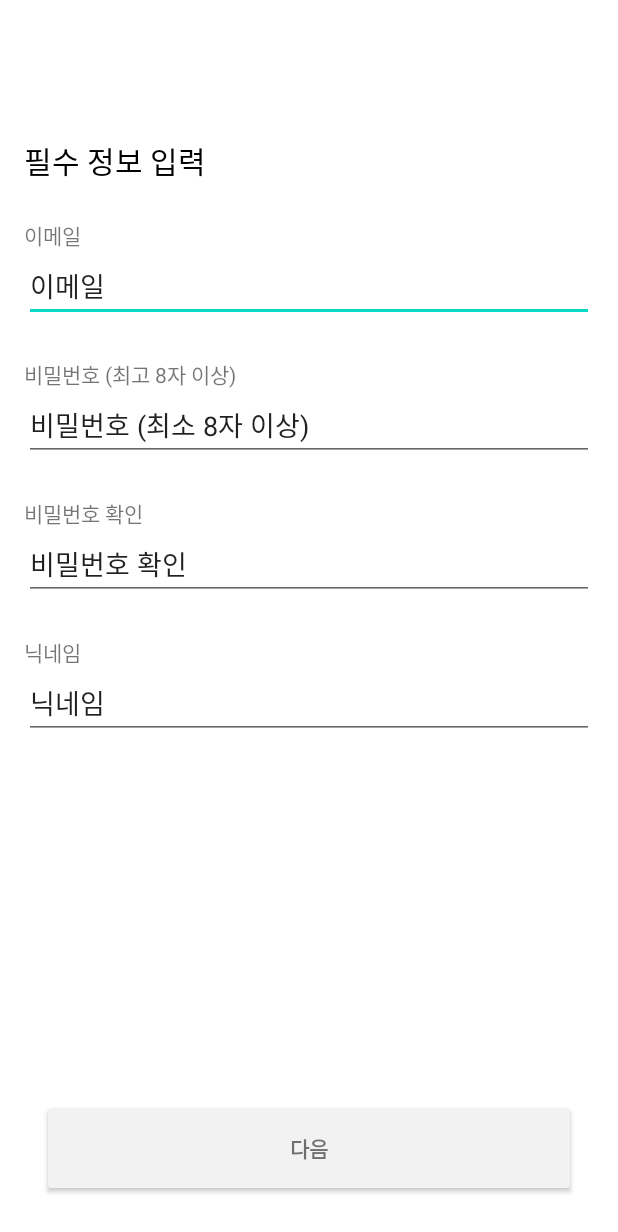
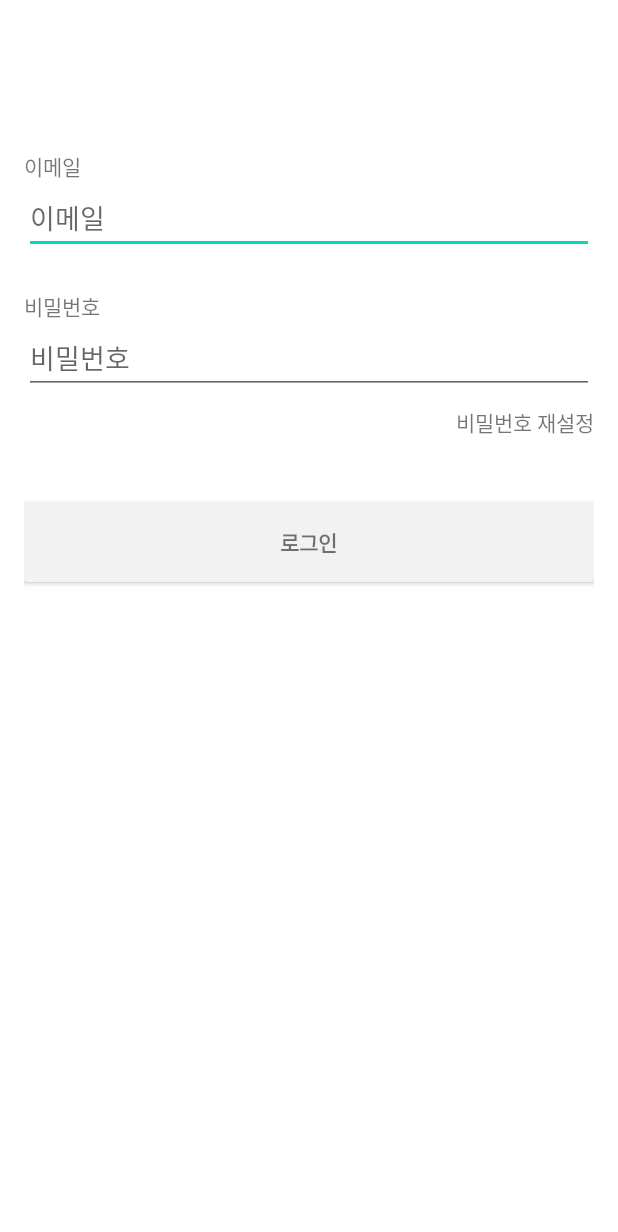
Before and after one commit to skye3870/how-about-here, an Android app: the layout activity_login_email.xml on its own in the app's theme, with its tools: preview values and no code run, on a phone screen of 412 x 824 dp. Shown: the top 1232 px of the screen. Run offline under Robolectric (Android 15) with nearby library versions, the light colour scheme and no system bars.

Commit message:
210316 commit

```diff
--- a/app/src/main/AndroidManifest.xml
+++ b/app/src/main/AndroidManifest.xml
@@ -41,7 +41,7 @@
         <activity android:name=".src.main.my.JoinAgreeActivity"/>
         <activity android:name=".src.main.my.JoinFormActivity"/>
         <activity android:name=".src.main.my.JoinSuccessActivity"/>
-
+        <activity android:name=".src.main.my.LoginEmailActivity"/>
         <meta-data android:name="com.kakao.sdk.AppKey"
             android:value="@string/kakao_app_key" />
     </application>
--- a/app/src/main/java/com/example/how_about_here/src/main/home/HomeFragment.kt
+++ b/app/src/main/java/com/example/how_about_here/src/main/home/HomeFragment.kt
@@ -21,7 +21,7 @@ class HomeFragment :
         super.onViewCreated(view, savedInstanceState)
 
         binding.homeHotel.setOnClickListener { view ->
-            Log.d("home_hotel", "Selected")
+
 
 
         }
--- a/app/src/main/java/com/example/how_about_here/src/main/my/JoinLoginActivity.kt
+++ b/app/src/main/java/com/example/how_about_here/src/main/my/JoinLoginActivity.kt
@@ -20,12 +20,7 @@ class JoinLoginActivity : BaseActivity<ActivityJoinLoginBinding>(ActivityJoinLog
 
     override fun onCreate(savedInstanceState: Bundle?) {
         super.onCreate(savedInstanceState)
-        binding.joinEmail.setOnClickListener(){
-            //이메일로 가입
-            val intent = Intent(this, JoinAgreeActivity::class.java)
-            startActivity(intent)
-            finish()
-        }
+
             //카카오 초기화
             KakaoSdk.init(this, "7ac7170e8621f04617fcd208ce7d9eb3")
             //카카오로그인 연동
@@ -101,7 +96,18 @@ class JoinLoginActivity : BaseActivity<ActivityJoinLoginBinding>(ActivityJoinLog
                 LoginClient.instance.loginWithKakaoAccount(this, callback = callback)
                 //}
             }
-
+            binding.joinEmail.setOnClickListener(){
+            //이메일로 가입
+            val intent = Intent(this, JoinAgreeActivity::class.java)
+            startActivity(intent)
+            finish()
+            }
+        binding.myBtnLoginEmail.setOnClickListener(){
+            //이메일로 로그인
+            val intent = Intent(this, LoginEmailActivity::class.java)
+            startActivity(intent)
+            finish()
+        }
 
     }
 
--- /dev/null
+++ b/app/src/main/java/com/example/how_about_here/src/main/my/LoginEmailActivity.kt
@@ -0,0 +1,23 @@
+package com.example.how_about_here.src.main.my
+
+import android.content.Intent
+import android.os.Bundle
+import com.example.how_about_here.R
+import com.example.how_about_here.config.BaseActivity
+import com.example.how_about_here.databinding.*
+
+
+class LoginEmailActivity : BaseActivity<ActivityLoginEmailBinding>(ActivityLoginEmailBinding::inflate) {
+
+
+    override fun onCreate(savedInstanceState: Bundle?) {
+        super.onCreate(savedInstanceState)
+
+        binding.login.setOnClickListener(){
+            finish()
+        }
+
+    }
+
+
+}
--- a/app/src/main/res/layout/activity_join_form.xml
+++ b/app/src/main/res/layout/activity_login_email.xml
@@ -6,62 +6,29 @@
     android:layout_width="match_parent"
     android:layout_height="match_parent"
     android:padding="@dimen/activity_vertical_margin"
-    tools:context=".src.main.my.JoinFormActivity">
-
-    <TextView
-        android:id="@+id/text_info_form"
-        android:layout_width="wrap_content"
-        android:layout_height="wrap_content"
-        android:layout_marginTop="76dp"
-        android:text="필수 정보 입력"
-        android:textColor="@color/black"
-        android:textSize="20dp"
-        app:layout_constraintEnd_toEndOf="parent"
-        app:layout_constraintHorizontal_bias="0.0"
-        app:layout_constraintStart_toStartOf="parent"
-        app:layout_constraintTop_toTopOf="parent" />
+    tools:context=".src.main.my.LoginEmailActivity">
 
     <TextView
         android:id="@+id/textView_email"
         android:layout_width="match_parent"
         android:layout_height="wrap_content"
-        android:layout_marginTop="24dp"
+        android:layout_marginTop="84dp"
         android:text="이메일"
         app:layout_constraintEnd_toEndOf="parent"
+        app:layout_constraintHorizontal_bias="0.781"
         app:layout_constraintStart_toStartOf="parent"
-        app:layout_constraintTop_toBottomOf="@+id/text_info_form" />
+        app:layout_constraintTop_toTopOf="parent" />
 
     <TextView
         android:id="@+id/textView_password"
         android:layout_width="match_parent"
         android:layout_height="wrap_content"
         android:layout_marginTop="24dp"
-        android:text="비밀번호 (최고 8자 이상)"
+        android:text="비밀번호"
         app:layout_constraintEnd_toEndOf="parent"
         app:layout_constraintHorizontal_bias="0.781"
         app:layout_constraintStart_toStartOf="parent"
         app:layout_constraintTop_toBottomOf="@+id/editText_email" />
-
-    <TextView
-        android:id="@+id/textView_password_check"
-        android:layout_width="match_parent"
-        android:layout_height="wrap_content"
-        android:layout_marginTop="24dp"
-        android:text="비밀번호 확인"
-        app:layout_constraintEnd_toEndOf="parent"
-        app:layout_constraintHorizontal_bias="0.812"
-        app:layout_constraintStart_toStartOf="parent"
-        app:layout_constraintTop_toBottomOf="@+id/editText_password" />
-
-    <TextView
-        android:id="@+id/textView_nick_name"
-        android:layout_width="match_parent"
-        android:layout_height="wrap_content"
-        android:layout_marginTop="24dp"
-        android:text="닉네임"
-        app:layout_constraintEnd_toEndOf="parent"
-        app:layout_constraintStart_toStartOf="parent"
-        app:layout_constraintTop_toBottomOf="@+id/editText_password_check" />
 
 
     <EditText
@@ -70,7 +37,7 @@
         android:layout_height="wrap_content"
         android:ems="10"
         android:inputType="textPersonName"
-        android:text="이메일"
+        android:hint="이메일"
         app:layout_constraintEnd_toEndOf="parent"
         app:layout_constraintStart_toStartOf="parent"
         app:layout_constraintTop_toBottomOf="@+id/textView_email" />
@@ -81,49 +48,42 @@
         android:layout_height="wrap_content"
         android:ems="10"
         android:inputType="textPersonName"
-        android:text="비밀번호 (최소 8자 이상)"
+        android:hint="비밀번호"
         app:layout_constraintEnd_toEndOf="parent"
         app:layout_constraintStart_toStartOf="parent"
         app:layout_constraintTop_toBottomOf="@+id/textView_password" />
 
-    <EditText
-        android:id="@+id/editText_password_check"
+    <TextView
+        android:id="@+id/textView_password_reset"
+        android:layout_width="wrap_content"
+        android:layout_height="wrap_content"
+        android:layout_marginTop="8dp"
+        android:text="비밀번호 재설정"
+        app:layout_constraintEnd_toEndOf="parent"
+        app:layout_constraintHorizontal_bias="1.0"
+        app:layout_constraintStart_toStartOf="parent"
+        app:layout_constraintTop_toBottomOf="@+id/editText_password" />
+
+    <androidx.cardview.widget.CardView
+        android:id="@+id/login"
         android:layout_width="match_parent"
         android:layout_height="wrap_content"
-        android:ems="10"
-        android:inputType="textPersonName"
-        android:text="비밀번호 확인"
-        app:layout_constraintEnd_toEndOf="parent"
-        app:layout_constraintHorizontal_bias="0.031"
-        app:layout_constraintStart_toStartOf="parent"
-        app:layout_constraintTop_toBottomOf="@+id/textView_password_check" />
 
-    <EditText
-        android:id="@+id/editText_nick_name"
-        android:layout_width="match_parent"
-        android:layout_height="wrap_content"
-        android:ems="10"
-        android:inputType="textPersonName"
-        android:text="닉네임"
+        android:layout_marginBottom="32dp"
+        android:backgroundTint="#F3F2F2"
+        app:layout_constraintBottom_toBottomOf="parent"
         app:layout_constraintEnd_toEndOf="parent"
         app:layout_constraintStart_toStartOf="parent"
-        app:layout_constraintTop_toBottomOf="@+id/textView_nick_name" />
-    <androidx.cardview.widget.CardView
-        android:id="@+id/agree"
-        android:layout_width="match_parent"
-        android:layout_height="wrap_content"
-        android:backgroundTint="#F3F2F2"
-        android:layout_margin="@dimen/activity_vertical_margin"
-        app:layout_constraintBottom_toBottomOf="parent"
-        app:layout_constraintEnd_toEndOf="parent"
-        app:layout_constraintStart_toStartOf="parent">
+        app:layout_constraintTop_toBottomOf="@+id/editText_password"
+        app:layout_constraintVertical_bias="0.156">
+
         <TextView
             android:layout_width="wrap_content"
             android:layout_height="wrap_content"
-            android:text="다음"
             android:layout_gravity="center"
+            android:layout_margin="@dimen/activity_vertical_margin"
+            android:text="로그인"
             android:textStyle="bold"
-            android:layout_margin="@dimen/activity_vertical_margin"
             app:layout_constraintBottom_toBottomOf="parent"
             app:layout_constraintStart_toStartOf="parent"
             app:layout_constraintTop_toTopOf="parent" />
```
